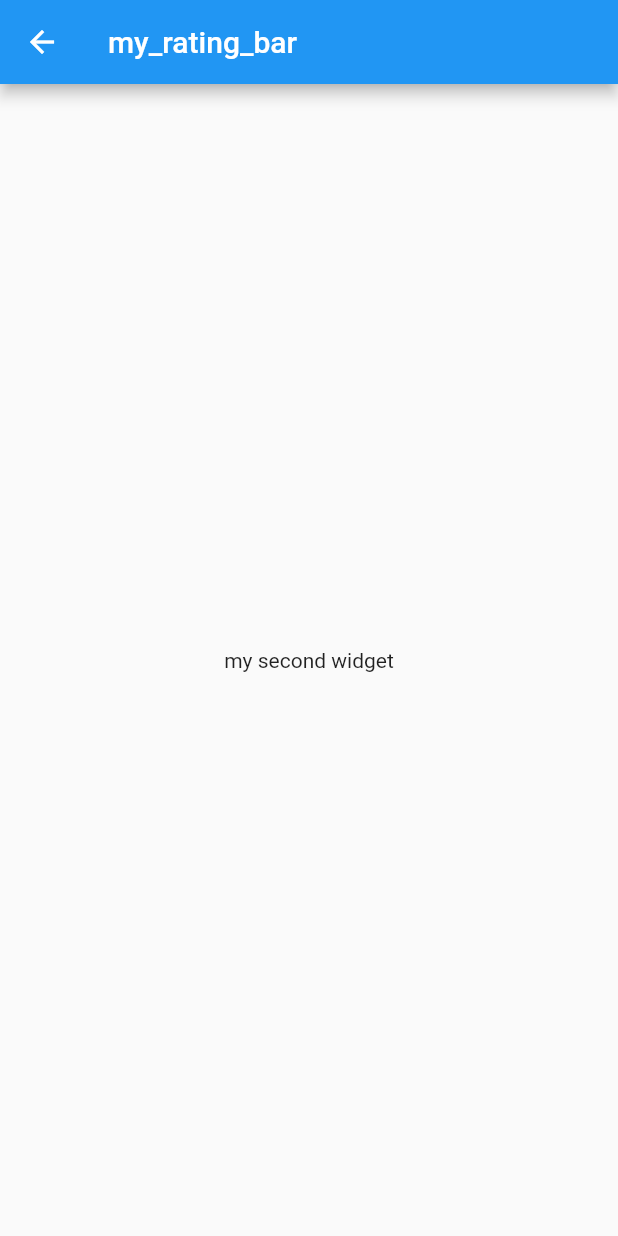
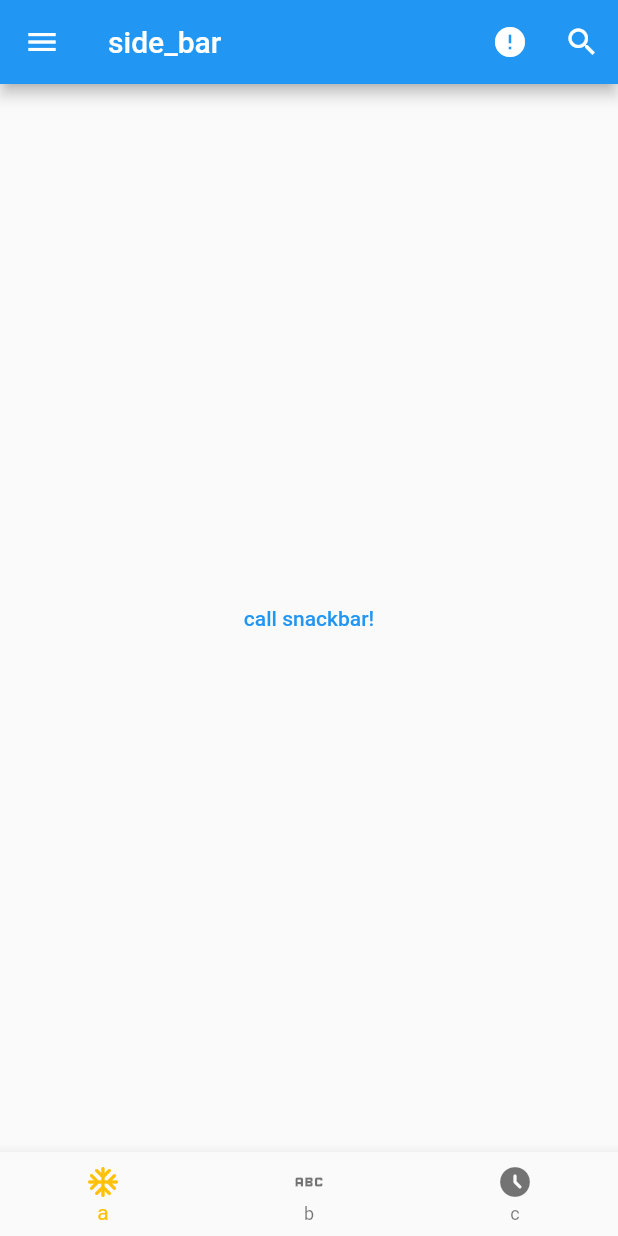
Before and after one commit to hecacho/SM_FlutterLabortory, a Flutter app: the screen it shows after launch, after a tap on "실험체 2", on a phone screen of 412 x 824 dp. Run offline on Flutter 3.47's test engine with Material 2 defaults, Android fonts, the phone set to English and light mode, and no system bars; our stand-ins replace flutter_rating_bar.

Commit message:
잊어버린 커밋들...

```diff
--- a/lib/screens/home.dart
+++ b/lib/screens/home.dart
@@ -1,6 +1,7 @@
 import 'package:flutter/material.dart';
 import 'my_rating_bar.dart';
-import 'my_second_widget.dart';
+import 'scaffold_master.dart';
+import 'test.dart';
 
 class MyHome extends StatelessWidget {
   const MyHome({
@@ -24,6 +25,7 @@ class MyHome extends StatelessWidget {
                 crossAxisAlignment: CrossAxisAlignment.center,
                 children: [
                   Container(
+                    //ListTile로 바꾸기
                     height: 100,
                     width: 400,
                     decoration: const BoxDecoration(
@@ -35,14 +37,16 @@ class MyHome extends StatelessWidget {
                           Navigator.push(
                             context,
                             MaterialPageRoute(
-                              builder: (context) =>
-                                  const MyRatingBarTestPage(),
+                              builder: (context) => const MyRatingBarTestPage(),
                             ),
                           );
                         },
                         child: const Text("My Rating Bar"),
                       ),
                     ),
+                  ),
+                  const SizedBox(
+                    height: 30,
                   ),
                   Container(
                     height: 100,
@@ -57,11 +61,34 @@ class MyHome extends StatelessWidget {
                             context,
                             MaterialPageRoute(
                               builder: (context) =>
-                                  const MySecondWidgetTestPage(),
+                                  const ScaffoldMasterScreen(),
                             ),
                           );
                         },
                         child: const Text("실험체 2"),
+                      ),
+                    ),
+                  ),
+                  const SizedBox(
+                    height: 30,
+                  ),
+                  Container(
+                    height: 100,
+                    width: 400,
+                    decoration: const BoxDecoration(
+                        color: Colors.deepPurple,
+                        borderRadius: BorderRadius.all(Radius.circular(20))),
+                    child: Center(
+                      child: TextButton(
+                        onPressed: () {
+                          Navigator.push(
+                            context,
+                            MaterialPageRoute(
+                              builder: (context) => const TestScreen(),
+                            ),
+                          );
+                        },
+                        child: const Text("Test Page"),
                       ),
                     ),
                   ),
@@ -73,6 +100,10 @@ class MyHome extends StatelessWidget {
   }
 }
 
+//ToDo
+  // 화면 전환버튼 text->container범위로 변경
+  //화면 아래부분 꾸미기
+  //데이터 많아지면 listView위젯으로 단순반복 continer 줄이기
 
 /*
 ListView.separated(
--- a/lib/screens/my_second_widget.dart
+++ /dev/null
@@ -1,25 +0,0 @@
-import 'package:flutter/material.dart';
-
-//위젯을 구현하기 위한 페이지
-class MySecondWidgetTestPage extends StatefulWidget {
-  const MySecondWidgetTestPage({super.key});
-
-  @override
-  State<MySecondWidgetTestPage> createState() => _MySecondWidgetTestPageState();
-}
-
-class _MySecondWidgetTestPageState extends State<MySecondWidgetTestPage> {
-  @override
-  Widget build(BuildContext context) {
-    return Scaffold(
-      appBar: AppBar(
-        title: const Text(
-          "my_rating_bar",
-        ),
-      ),
-      body: const Center(
-        child: Text("my second widget"),
-      ),
-    );
-  }
-}
--- /dev/null
+++ b/lib/screens/scaffold_master.dart
@@ -0,0 +1,81 @@
+import 'package:flutter/material.dart';
+
+//위젯을 구현하기 위한 페이지
+class ScaffoldMasterScreen extends StatefulWidget {
+  const ScaffoldMasterScreen({super.key});
+
+  @override
+  State<ScaffoldMasterScreen> createState() => _ScaffoldMasterScreenState();
+}
+
+class _ScaffoldMasterScreenState extends State<ScaffoldMasterScreen> {
+  @override
+  Widget build(BuildContext context) {
+    return Scaffold(
+      appBar: AppBar(
+        title: const Text(
+          "side_bar",
+        ),
+        actions: [
+          //AppBar > Title의 우측에 위젯들을 배치
+          IconButton(
+            onPressed: () {},
+            icon: const Icon(Icons.error),
+          ),
+          IconButton(
+            onPressed: () {},
+            icon: const Icon(Icons.search),
+          ),
+        ],
+      ),
+      drawer: Drawer(
+        //SideBar위젯
+        width: 350,
+        child: ListView(
+          children: [
+            UserAccountsDrawerHeader(
+              currentAccountPictureSize: const Size.square(80.0),
+              currentAccountPicture:
+                  Image.asset("../lib/assets/developJeans.jpg"),
+              accountName: const Text("Joy"),
+              accountEmail: const Text("hecacho@naver.com"),
+            ),
+            const ListTile(
+              leading: Icon(Icons.access_alarm_sharp),
+              title: Text("Timer"),
+              subtitle: Text("Tic Toc"),
+            ),
+            const ListTile(
+              leading: Icon(Icons.account_circle_sharp),
+              title: Text("User"),
+              subtitle: Text("Friends"),
+            )
+          ],
+        ),
+      ),
+      body: Center(
+        child: TextButton(
+          onPressed: () {
+            ScaffoldMessenger.of(context).showSnackBar(
+              const SnackBar(
+                content: Text("snackbar!"),
+              ),
+            );
+          },
+          child: const Text("call snackbar!"),
+        ),
+      ),
+      bottomNavigationBar: BottomNavigationBar(
+        items: const [
+          BottomNavigationBarItem(
+              icon: Icon(Icons.ac_unit_rounded), label: 'a'),
+          BottomNavigationBarItem(icon: Icon(Icons.abc), label: 'b'),
+          BottomNavigationBarItem(
+              icon: Icon(Icons.access_time_filled_rounded), label: 'c'),
+        ],
+        onTap: (int index) {},
+        selectedItemColor: Colors.amber,
+      ),
+    );
+  }
+}
--- /dev/null
+++ b/lib/screens/test.dart
@@ -0,0 +1,29 @@
+import 'package:flutter/material.dart';
+
+//위젯을 구현하기 위한 페이지
+class TestScreen extends StatefulWidget {
+  const TestScreen({super.key});
+
+  @override
+  State<TestScreen> createState() => _TestScreenState();
+}
+
+class _TestScreenState extends State<TestScreen> {
+  @override
+  Widget build(BuildContext context) {
+    return Scaffold(
+      appBar: AppBar(
+        title: const Text(
+          "Test Page",
+        ),
+      ),
+      body: ListView.separated(
+        itemCount: 5,
+        itemBuilder: (BuildContext context, int index) {
+          return Text(index.toString());
+        },
+        separatorBuilder: (BuildContext context, int index) => const Divider(),
+      ),
+    );
+  }
+}
```
Also changed, not shown: lib/assets/developJeans.jpg (added).
